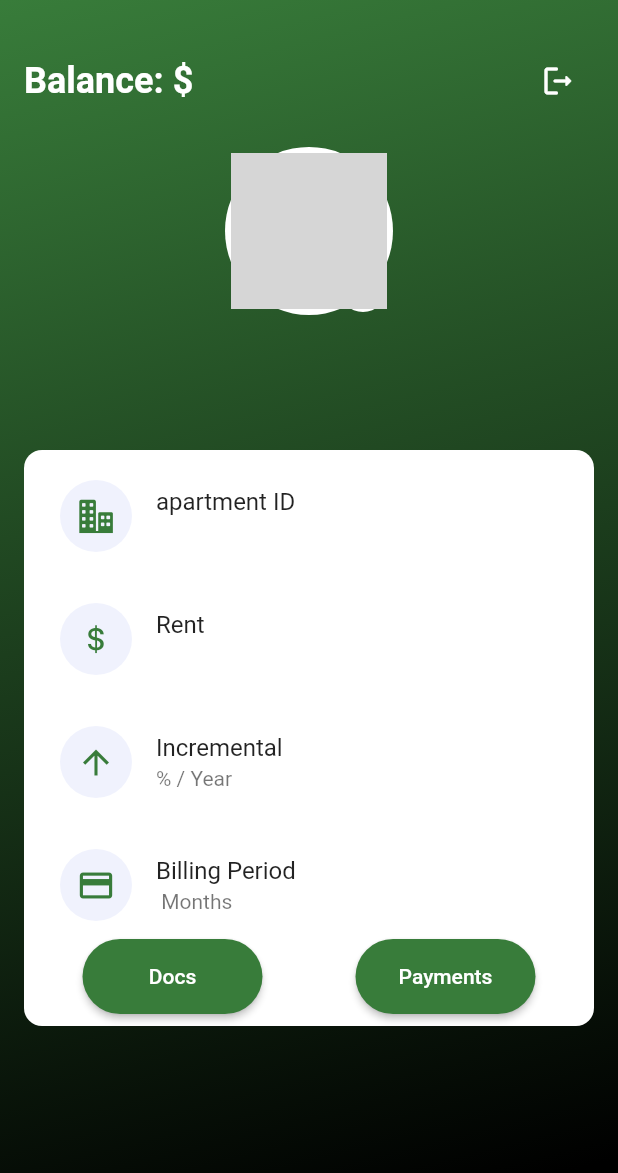
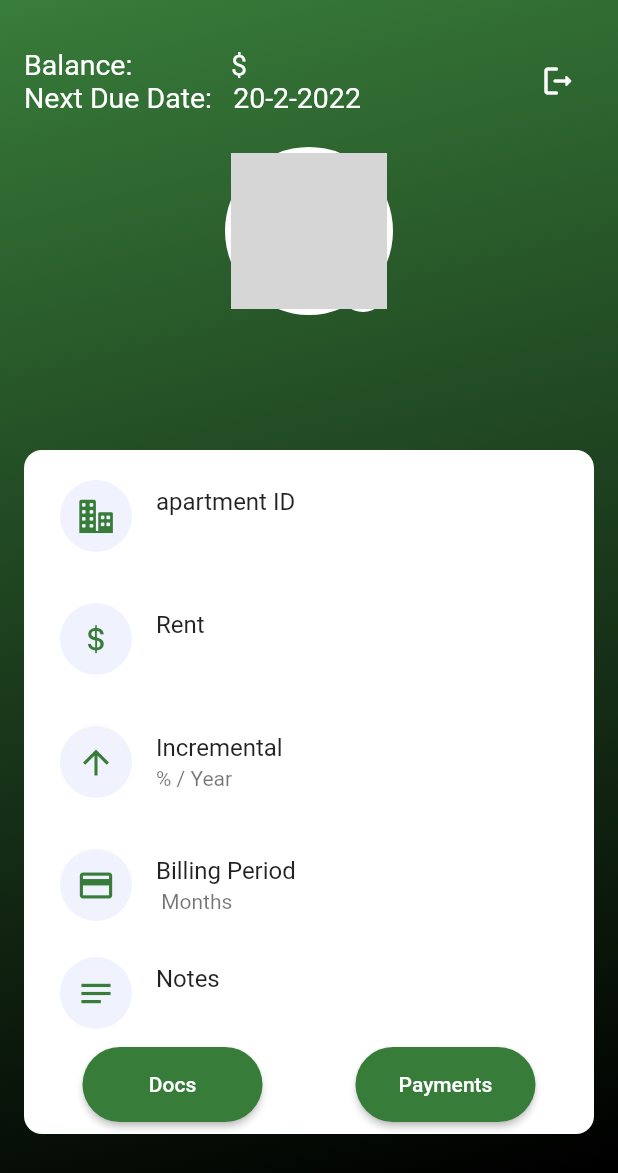
Before and after one commit to hassankhan5805/JLan, a Flutter app: the TenantHome screen opened directly, on a phone screen of 412 x 824 dp. Shown: the top 1173 px of the screen. Run offline on Flutter 3.47's test engine with Material 2 defaults, Android fonts, the phone set to English and light mode, and no system bars; our stand-ins replace cloud_firestore, file_picker, firebase_auth, firebase_core, firebase_messaging, firebase_storage and 5 more; accounts and stored records are empty; grey boxes are pictures that could not be loaded.

Commit message:
notes added for tenants

```diff
--- a/lib/models/tenants.dart
+++ b/lib/models/tenants.dart
@@ -5,6 +5,7 @@ class tenants {
   String? name;
   String? id;
   String? email;
+  String? notes;
   DateTime? registerOn;
 
   tenants(
@@ -13,6 +14,7 @@ class tenants {
       this.balance,
       this.name,
       this.id,
+      this.notes,
       this.registerOn,
       this.email});
 
@@ -22,6 +24,7 @@ class tenants {
     balance = json['balance'];
     name = json['name'];
     id = json['id'];
+    notes = json['notes'];
     registerOn = json['registerOn'].toDate() ?? DateTime.now();
     email = json['email'];
   }
@@ -34,6 +37,7 @@ class tenants {
     data['name'] = this.name;
     data['registerOn'] = this.registerOn;
     data['id'] = this.id;
+    data['notes'] = this.notes;
     data['email'] = this.email;
     return data;
   }
--- a/lib/screens/authentication/id_verification.dart
+++ b/lib/screens/authentication/id_verification.dart
@@ -179,7 +179,7 @@ class _IdVerificationState extends State<IdVerification>
                                         if (snapshot.data!.isEmpty) {
                                           return Center(
                                             child: Text(
-                                              "No tenant yet",
+                                              "No apartment yet",
                                               style: TextStyle(
                                                   color: Colors.white),
                                             ),
--- a/lib/screens/home/views/tenant_home.dart
+++ b/lib/screens/home/views/tenant_home.dart
@@ -13,6 +13,7 @@ import 'package:flutter/material.dart';
 import 'package:get/get.dart';
 import 'package:image_picker/image_picker.dart';
 import 'package:jlan/utils/signout.dart';
+import 'package:jlan/utils/widgets/components.dart';
 import '../../../controllers/tenant.dart';
 import '../../../utils/constant/color.dart';
 
@@ -26,10 +27,8 @@ class TenantHome extends StatefulWidget {
 
 class _TenantHomeState extends State<TenantHome> {
   File? _imageFile;
-  bool isFaceID = false;
-  // FirebaseAuth _auth = FirebaseAuth.instance;
   final tenantController = Get.find<TenantController>();
-  // late String? userImage;
+  TextEditingController? notesController = TextEditingController();
   String? uid;
   @override
   void initState() {
@@ -44,11 +43,11 @@ class _TenantHomeState extends State<TenantHome> {
     super.initState();
   }
 
-
   @override
   Widget build(BuildContext context) {
     final devSize = MediaQuery.of(context).size;
-    return Scaffold(
+    return SafeArea(
+      child: Scaffold(
         body: Container(
           width: devSize.width,
           height: devSize.height,
@@ -77,18 +76,12 @@ class _TenantHomeState extends State<TenantHome> {
                         Row(
                           children: [
                             Text(
-                            'Balance: ',
+                              'Balance:              \$${tenantController.tenant.value.balance}\n' +
+                                  'Next Due Date:   20-2-2022',
                               style: TextStyle(
                                   color: Colors.white,
-                                fontSize: 24,
-                                fontWeight: FontWeight.w600),
-                          ),
-                          Text(
-                            '\$${tenantController.tenant.value.balance}',
-                            style: TextStyle(
-                                color: Colors.white,
-                                fontSize: 24,
-                                fontWeight: FontWeight.w600),
+                                  fontSize: 19,
+                                  fontWeight: FontWeight.w400),
                             ),
                             Spacer(),
                             SignOut(),
@@ -107,14 +100,17 @@ class _TenantHomeState extends State<TenantHome> {
                                   radius: 52,
                                   backgroundImage: _imageFile != null
                                       ? FileImage(File(_imageFile!.path))
-                                    : tenantController
-                                                    .tenant.value.profileURL !=
+                                      : tenantController.tenant.value
+                                                      .profileURL !=
                                                   null &&
                                               !tenantController.tenant.value
                                                   .profileURL!.isEmpty
-                                        ? NetworkImage(tenantController.tenant
-                                            .value.profileURL!) as ImageProvider
-                                        : AssetImage('assets/images/user.png'),
+                                          ? NetworkImage(tenantController
+                                              .tenant
+                                              .value
+                                              .profileURL!) as ImageProvider
+                                          : AssetImage(
+                                              'assets/images/user.png'),
                                 )),
                             Positioned(
                               right: 4,
@@ -233,6 +229,30 @@ class _TenantHomeState extends State<TenantHome> {
                                                 size: 26,
                                               ),
                                             ),
+                                            tile(
+                                              title: 'Notes',
+                                              body:
+                                                  '${tenantController.tenant.value.notes}',
+                                              onTap: () {
+                                                showDialog(
+                                                  context: context,
+                                                  builder:
+                                                      (BuildContext context) {
+                                                    return showDialogue(
+                                                        context,
+                                                        "Notes",
+                                                        "Notes",
+                                                        tenantController.tenant
+                                                            .value.notes);
+                                                  },
+                                                );
+                                              },
+                                              leading: Icon(
+                                                Icons.notes_sharp,
+                                                color: ColorsRes.primary,
+                                                size: 26,
+                                              ),
+                                            ),
                                           ],
                                         );
                                       } else {
@@ -287,6 +307,52 @@ class _TenantHomeState extends State<TenantHome> {
                 }),
           ),
         ),
+      ),
+    );
+  }
+
+  showDialogue(
+      BuildContext context, String hintText, String key, String? initialText) {
+    TextEditingController _controller = TextEditingController();
+    _controller.text = "${initialText ?? ""}";
+    var size = MediaQuery.of(context).size;
+    return Dialog(
+      backgroundColor: Colors.transparent,
+      child: Container(
+          height: size.height * .5,
+          width: size.width * 0.4,
+          decoration: BoxDecoration(
+            color: Colors.white,
+            borderRadius: BorderRadius.circular(20),
+          ),
+          child: Column(
+              mainAxisAlignment: MainAxisAlignment.spaceAround,
+              crossAxisAlignment: CrossAxisAlignment.center,
+              children: [
+                SizedBox(
+                  height: 1,
+                ),
+                Container(
+                    width: size.width * 0.6,
+                    child: component1(hintText, _controller, context)),
+                Row(
+                  mainAxisAlignment: MainAxisAlignment.center,
+                  children: [
+                    component2("Cancel", 30, () {
+                      Navigator.pop(context);
+                    }, context),
+                    SizedBox(
+                      width: 10,
+                    ),
+                    component2("Update", 10, () {
+                      Services().updateElement("tenants", widget.UID ?? "",
+                          "notes", _controller.text, widget.UID == null);
+                      Navigator.pop(context);
+                      setState(() {});
+                    }, context)
+                  ],
+                )
+              ])),
     );
   }
 
--- a/lib/services/services.dart
+++ b/lib/services/services.dart
@@ -195,7 +195,8 @@ class Services {
               apartmentID: id,
               profileURL: "",
               balance: value.docs.first["rent"],
-              registerOn: DateTime.now());
+              registerOn: DateTime.now(),
+              notes: "");
           setTenant(x);
 
           Get.snackbar("Congrats", "Registration Successful",
--- a/lib/utils/widgets/components.dart
+++ b/lib/utils/widgets/components.dart
@@ -6,8 +6,8 @@ Widget component1(
     String hintText, TextEditingController? controller, BuildContext context) {
   Size size = MediaQuery.of(context).size;
   return Container(
-    height: size.width / 8,
-    width: size.width / 1.22,
+    height: size.height * 0.33,
+    width: size.width * 0.4,
     alignment: Alignment.center,
     padding: EdgeInsets.only(right: size.width / 30),
     decoration: BoxDecoration(
@@ -15,6 +15,7 @@ Widget component1(
       borderRadius: BorderRadius.circular(10),
     ),
     child: TextFormField(
+      maxLines: 8,
       controller: controller,
       style: TextStyle(color: Colors.black.withOpacity(.8)),
       decoration: InputDecoration(
```
Also changed, not shown: 1 other file. Lines whose indentation alone changed are shown as unchanged.
